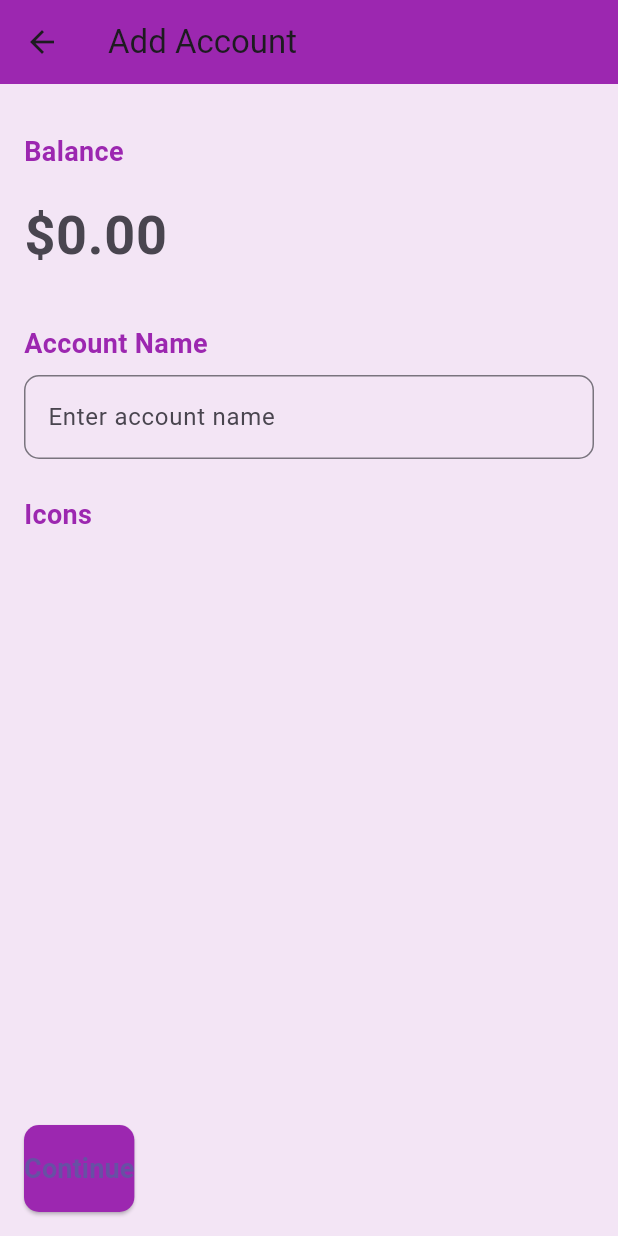
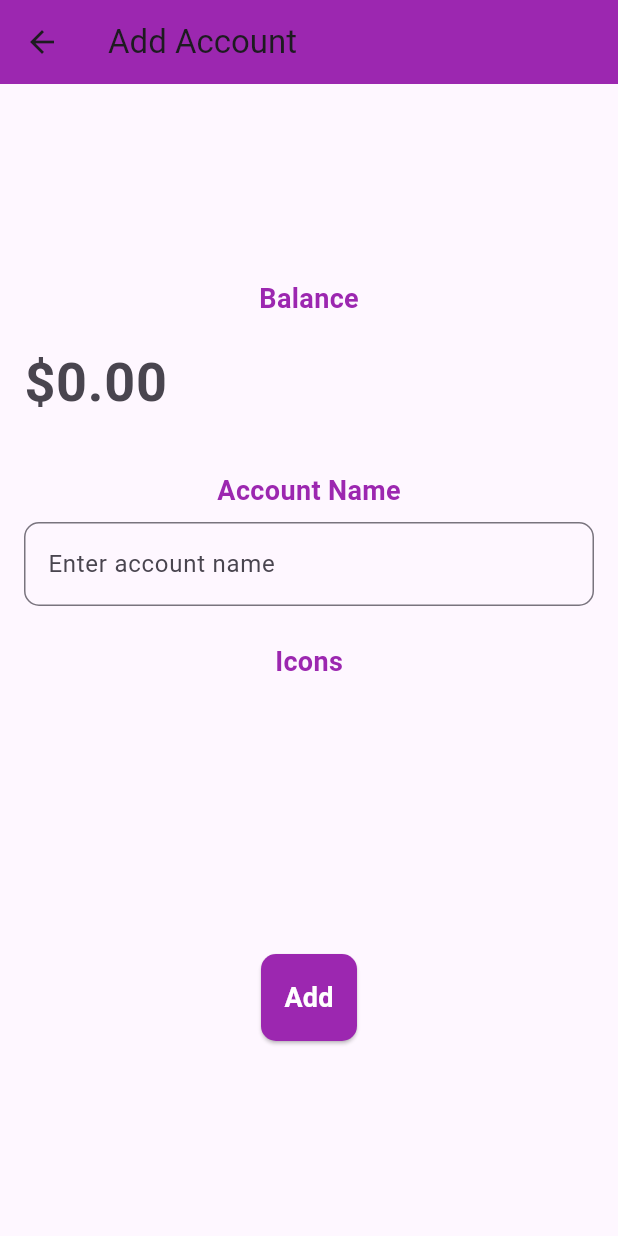
Before and after one commit to Alex-Bolgan/KPP, a Flutter app: the AddAccountScreen screen opened directly, on a phone screen of 412 x 824 dp. Run offline on Flutter 3.47's test engine with Material 3 defaults, Android fonts, the phone set to English and light mode, and no system bars; our stand-ins replace cloud_firestore, firebase_auth, firebase_core, firebase_crashlytics; missing offline and left inert: string_to_icon; accounts and stored records are empty; statements that could not run were skipped.

```diff
--- a/expense_tracker/lib/repositories/transactions_repository.dart
+++ b/expense_tracker/lib/repositories/transactions_repository.dart
@@ -26,7 +26,7 @@ class FirestoreTransactionsRepository implements TransactionsRepository {
     }
   }
 
-     @override
+  @override
   Future<List<Transaction>> getTransactionsForAccount(String accountId) async {
     try {
           final transactionSnapshot = await _firestore.collection('transactions')
--- a/expense_tracker/lib/screens/account_detail_screen.dart
+++ b/expense_tracker/lib/screens/account_detail_screen.dart
@@ -29,7 +29,7 @@ class _AccountDetailsScreenState extends State<AccountDetailsScreen> {
   Future<void> fetchTransactions() async {
     try {
       final transactionProvider = Provider.of<TransactionProvider>(context, listen: false);
-      final transactions = await transactionProvider.transactions;
+      final transactions = await transactionProvider.getTransactionsForAccount(widget.account.id);
       setState(() {
         _transactions = transactions;
         isLoading = false;
--- a/expense_tracker/lib/screens/add_account_screen.dart
+++ b/expense_tracker/lib/screens/add_account_screen.dart
@@ -35,13 +35,14 @@ class _AddAccountScreenState extends State<AddAccountScreen> {
         backgroundColor: Colors.purple,
         elevation: 0,
       ),
-      body: Container(
+      body: Center(
+        child: SingleChildScrollView(
+          child: Padding(
             padding: const EdgeInsets.all(16.0),
-        color: Colors.purple.shade50,
             child: Column(
-          crossAxisAlignment: CrossAxisAlignment.start,
+              mainAxisSize: MainAxisSize.min, // Ensures the column takes up only as much vertical space as needed
+              crossAxisAlignment: CrossAxisAlignment.center, // Centers the content horizontally
               children: [
-            const SizedBox(height: 16),
                 const Text(
                   'Balance',
                   style: TextStyle(
@@ -89,7 +90,8 @@ class _AddAccountScreenState extends State<AddAccountScreen> {
                   ),
                 ),
                 const SizedBox(height: 8),
-            Expanded(
+                SizedBox(
+                  height: 150, // Set a fixed height for the GridView
                   child: GridView.builder(
                     gridDelegate: const SliverGridDelegateWithFixedCrossAxisCount(
                       crossAxisCount: 4,
@@ -127,7 +129,7 @@ class _AddAccountScreenState extends State<AddAccountScreen> {
                     },
                   ),
                 ),
-            const Spacer(),
+                const SizedBox(height: 24),
                 ElevatedButton(
                   onPressed: () {
                     if (_accountNameController.text.isEmpty ||
@@ -158,7 +160,8 @@ class _AddAccountScreenState extends State<AddAccountScreen> {
                       id: uuid.v4(), // Generate unique ID
                       name: accountName,
                       balance: balance,
-                  icon: selectedIconName!, userId: FirebaseAuth.instance.currentUser!.uid, // Save the icon name
+                      icon: selectedIconName!, // Save the icon name
+                      userId: FirebaseAuth.instance.currentUser!.uid,
                     );
 
                     // Add the account using the Provider
@@ -182,13 +185,15 @@ class _AddAccountScreenState extends State<AddAccountScreen> {
                     ),
                   ),
                   child: const Text(
-                'Continue',
-                style: TextStyle(fontSize: 18, fontWeight: FontWeight.bold),
+                    'Add',
+                    style: TextStyle(fontSize: 18, fontWeight: FontWeight.bold, color: Colors.white),
                   ),
                 ),
               ],
             ),
           ),
+        ),
+      ),
     );
   }
 }
```
Also changed, not shown: expense_tracker/lib/providers/transaction_provider.dart (+9 -0 lines). Lines whose indentation alone changed are shown as unchanged.
